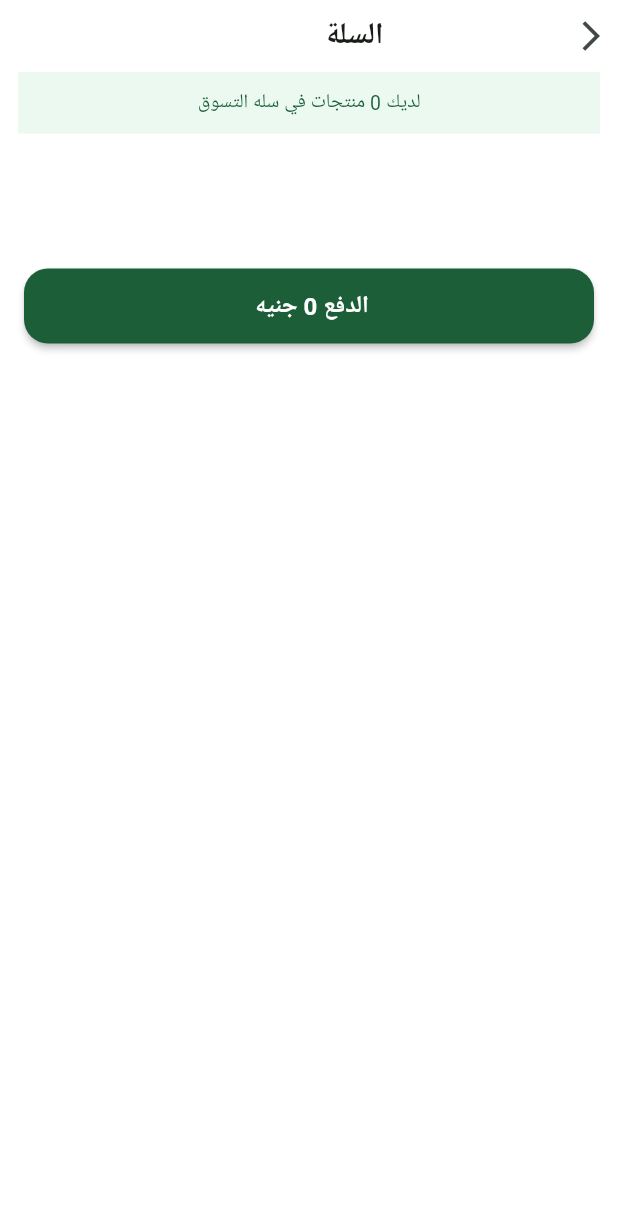
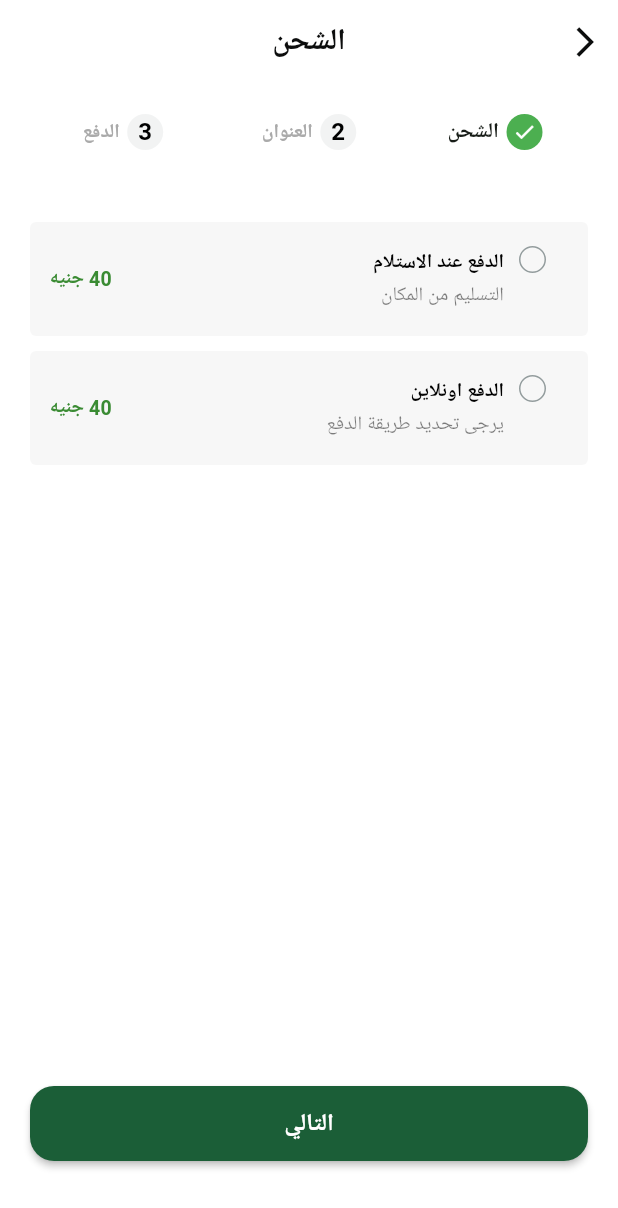
Before and after one commit to MohamedRafat-hub/malek-elfawakah, a Flutter app: the CartView screen opened directly, after a tap on an icon or button, on a phone screen of 412 x 824 dp. Shown: the top 1208 px of the screen. Run offline on Flutter 3.47's test engine with Material 3 defaults, Android fonts, the phone set to English and light mode, and no system bars; our stand-ins replace bloc, cached_network_image, cloud_firestore, dartz, dots_indicator, equatable and 10 more; missing offline and left inert: flutter_facebook_auth, svg_image_provider; accounts and stored records are empty; Roboto replaces fonts that are missing (Cairo).

Commit message:
checkout feature ui done

```diff
--- /dev/null
+++ b/devtools_options.yaml
@@ -0,0 +1,3 @@
+description: This file stores settings for Dart & Flutter DevTools.
+documentation: https://docs.flutter.dev/tools/devtools/extensions#configure-extension-enablement-states
+extensions:
--- a/lib/core/helper_functions/on_generate_route.dart
+++ b/lib/core/helper_functions/on_generate_route.dart
@@ -3,6 +3,7 @@ import 'package:flutter/material.dart';
 import 'package:fruit_hub/features/auth/presentation/views/login_view.dart';
 import 'package:fruit_hub/features/auth/presentation/views/signup_view.dart';
 import 'package:fruit_hub/features/best_selling_fruits/presentation/views/best_selling_view.dart';
+import 'package:fruit_hub/features/checkout/presentation/views/checkout_view.dart';
 import 'package:fruit_hub/features/home/presentation/views/main_view.dart';
 import 'package:fruit_hub/features/home/presentation/views/widgets/home_view.dart';
 import 'package:fruit_hub/features/onboarding/presentation/views/onboarding_view.dart';
@@ -24,6 +25,8 @@ Route<dynamic>onGenerateRoute(RouteSettings settings) {
       return MaterialPageRoute(builder: (context) => BestSellingView());
     case HomeView.routeName:
       return MaterialPageRoute(builder: (context) => HomeView());
+    case CheckoutView.routeName:
+      return MaterialPageRoute(builder: (context) => CheckoutView());
     default:
       return MaterialPageRoute(builder: (context) => Scaffold());
   }
--- a/lib/features/auth/presentation/views/widgets/custom_text_form_field.dart
+++ b/lib/features/auth/presentation/views/widgets/custom_text_form_field.dart
@@ -37,7 +37,7 @@ class CustomTextFormField extends StatelessWidget {
               fontSize: 13,
               fontWeight: FontWeight.w700),
           filled: true,
-          fillColor: Color(0xFFE6E9E9),
+          fillColor: Color(0xFFF9FAFA),
           border: buildBorder(),
           enabledBorder: buildBorder()),
     );
--- /dev/null
+++ b/lib/features/checkout/presentation/views/checkout_view.dart
@@ -0,0 +1,18 @@
+import 'package:flutter/material.dart';
+import 'package:fruit_hub/features/checkout/presentation/views/widgets/checkout_app_bar.dart';
+import 'package:fruit_hub/features/checkout/presentation/views/widgets/checkout_view_body.dart';
+
+class CheckoutView extends StatelessWidget {
+  const CheckoutView({super.key});
+  static const routeName = 'Checkout View';
+  @override
+  Widget build(BuildContext context) {
+    return Scaffold(
+      appBar: checkoutAppBar(title: 'الشحن'),
+      body: Padding(
+        padding: const EdgeInsets.symmetric(horizontal: 20),
+        child: CheckoutViewBody(),
+      ),
+    );
+  }
+}
--- /dev/null
+++ b/lib/features/checkout/presentation/views/widgets/active_step_item.dart
@@ -0,0 +1,32 @@
+import 'package:flutter/material.dart';
+import 'package:gap/gap.dart';
+
+class ActiveStepItem extends StatelessWidget {
+  const ActiveStepItem({super.key, required this.stepName});
+  final String stepName;
+  @override
+  Widget build(BuildContext context) {
+    return Row(
+      mainAxisAlignment: MainAxisAlignment.center,
+      children: [
+        CircleAvatar(
+          radius: 12,
+          backgroundColor: Colors.green,
+          child: const Icon(
+            Icons.check,
+            color: Colors.white,
+            size: 16,
+          ),
+        ),
+        const SizedBox(width: 5),
+         Text(
+          stepName,
+          style: TextStyle(
+            fontSize: 14,
+            fontWeight: FontWeight.bold,
+          ),
+        ),
+      ],
+    );
+  }
+}
--- /dev/null
+++ b/lib/features/checkout/presentation/views/widgets/checkout_app_bar.dart
@@ -0,0 +1,22 @@
+import 'package:flutter/material.dart';
+
+import '../../../../../core/widgets/custom_text.dart';
+
+AppBar checkoutAppBar({required String title}) {
+  return AppBar(
+    backgroundColor: Colors.transparent,
+    leading: IconButton(
+      onPressed: () {},
+      icon: const Icon(
+        Icons.arrow_back_ios,
+        color: Color(0xFF0C0D0D),
+      ),
+    ),
+    centerTitle: true,
+    title: CustomText(
+        text: title,
+        fontSize: 20,
+        fontWeight: FontWeight.w700,
+        color: const Color(0xFF0C0D0D)),
+  );
+}
--- /dev/null
+++ b/lib/features/checkout/presentation/views/widgets/checkout_page_view.dart
@@ -0,0 +1,37 @@
+import 'package:flutter/material.dart';
+import 'package:fruit_hub/features/checkout/presentation/views/widgets/address_input_section.dart';
+import 'package:fruit_hub/features/checkout/presentation/views/widgets/payment_section.dart';
+import 'package:fruit_hub/features/checkout/presentation/views/widgets/shipping_section.dart';
+
+class CheckoutPageView extends StatefulWidget {
+  const CheckoutPageView({super.key, required this.pageController});
+  final PageController pageController;
+
+  @override
+  State<CheckoutPageView> createState() => _CheckoutPageViewState();
+}
+
+class _CheckoutPageViewState extends State<CheckoutPageView> {
+  @override
+  Widget build(BuildContext context) {
+    return Expanded(
+      child: Padding(
+        padding: const EdgeInsets.symmetric(vertical: 16),
+        child: PageView.builder(
+            controller: widget.pageController,
+            itemCount: getPages().length,
+            physics: NeverScrollableScrollPhysics(),
+            itemBuilder: (context , index){
+              return getPages()[index];
+            }),
+      ),
+    );
+  }
+  List<Widget>getPages(){
+    return [
+      ShippingSection(),
+      AddressInputSection(),
+      PaymentSection(),
+    ];
+  }
+}
--- /dev/null
+++ b/lib/features/checkout/presentation/views/widgets/checkout_steps.dart
@@ -0,0 +1,41 @@
+import 'dart:developer';
+
+import 'package:flutter/material.dart';
+import 'package:fruit_hub/features/checkout/presentation/views/widgets/step_item.dart';
+
+class CheckoutSteps extends StatelessWidget {
+  const CheckoutSteps(
+      {super.key,
+      required this.currentPageIndex,
+      required this.pageController});
+
+  final int currentPageIndex;
+  final PageController pageController;
+
+  @override
+  Widget build(BuildContext context) {
+    return Row(
+        children: List.generate(
+            getStepsNames().length,
+            (index) => Expanded(
+                    child: GestureDetector(
+                  onTap: () {
+                    pageController.animateToPage(index,
+                        duration: Duration(milliseconds: 300),
+                        curve: Curves.easeInOut);
+                  },
+                  child: StepItem(
+                      index: index + 1,
+                      stepName: getStepsNames()[index],
+                      isActive: currentPageIndex >= index),
+                ))));
+  }
+
+  List<String> getStepsNames() {
+    return [
+      'الشحن',
+      'العنوان',
+      'الدفع',
+    ];
+  }
+}
--- /dev/null
+++ b/lib/features/checkout/presentation/views/widgets/checkout_view_body.dart
@@ -0,0 +1,70 @@
+import 'package:flutter/material.dart';
+import 'package:fruit_hub/core/widgets/custom_material_button.dart';
+import 'package:gap/gap.dart';
+import 'checkout_page_view.dart';
+import 'checkout_steps.dart';
+
+class CheckoutViewBody extends StatefulWidget {
+  const CheckoutViewBody({super.key});
+
+  @override
+  State<CheckoutViewBody> createState() => _CheckoutViewBodyState();
+}
+
+class _CheckoutViewBodyState extends State<CheckoutViewBody> {
+  late PageController pageController;
+  int currentPageIndex = 0;
+
+  @override
+  void initState() {
+    pageController = PageController();
+    pageController.addListener((){
+      setState(() {
+        currentPageIndex = pageController.page!.round();
+      });
+    });
+    super.initState();
+  }
+
+  @override
+  void dispose() {
+    pageController.dispose();
+    super.dispose();
+  }
+
+  @override
+  Widget build(BuildContext context) {
+    return Column(
+      children: [
+        Gap(20),
+        CheckoutSteps(
+          currentPageIndex: currentPageIndex,
+          pageController: pageController,
+        ),
+        CheckoutPageView(
+          pageController: pageController,
+        ),
+        CustomMaterialButton(
+            buttonName: getNextButtonText(),
+            onPressed: () {
+              pageController.nextPage(
+                  duration: Duration(milliseconds: 150),
+                  curve: Curves.easeInOut);
+            }),
+        Gap(50),
+      ],
+    );
+  }
+  String getNextButtonText(){
+    switch(currentPageIndex){
+      case 0:
+        return 'التالي';
+      case 1:
+        return 'التالي';
+      case 2:
+        return 'الدفع باستخدام PayPal';
+       default:
+         return 'التالي';
+    }
+  }
+}
--- /dev/null
+++ b/lib/features/checkout/presentation/views/widgets/in_active_step_item.dart
@@ -0,0 +1,35 @@
+import 'package:flutter/material.dart';
+import 'package:gap/gap.dart';
+
+class InActiveStepItem extends StatelessWidget {
+  const InActiveStepItem({super.key, required this.index, required this.stepName});
+  final int index;
+  final String stepName;
+  @override
+  Widget build(BuildContext context) {
+    return Row(
+      mainAxisAlignment: MainAxisAlignment.center,
+      children: [
+        CircleAvatar(
+          radius: 12,
+          backgroundColor: Color(0xFFF2F3F3),
+          child:  Text(
+            '$index',
+            style: TextStyle(color: Colors.black, fontSize: 16, fontWeight: FontWeight.bold),
+          ),
+        ),
+        Gap(5),
+        Text(
+          stepName,
+          style: TextStyle(
+            color: const Color(0xFFAAAAAA),
+            fontSize: 13,
+            fontFamily: 'Cairo',
+            fontWeight: FontWeight.w600,
+            height: 1.70,
+          ),
+        )
+      ],
+    );
+  }
+}
--- /dev/null
+++ b/lib/features/checkout/presentation/views/widgets/shipping_item.dart
@@ -0,0 +1,114 @@
+import 'package:flutter/material.dart';
+import 'package:fruit_hub/core/utils/app_colors.dart';
+import 'package:gap/gap.dart';
+
+class ShippingItem extends StatelessWidget {
+   ShippingItem({super.key, required this.title, required this.subTitle, required this.price , this.onTap , required this.isSelected});
+  final String title , subTitle , price;
+  void Function()? onTap;
+  bool isSelected;
+  @override
+  Widget build(BuildContext context) {
+    return IntrinsicHeight(
+      child: GestureDetector(
+        onTap: onTap,
+        child: AnimatedContainer(
+          duration: Duration(milliseconds: 300),
+          padding: const EdgeInsets.only(
+            top: 16,
+            left: 13,
+            right: 28,
+            bottom: 16,
+          ),
+          clipBehavior: Clip.antiAlias,
+          decoration:isSelected ? BoxDecoration(
+            color: Colors.white,
+            borderRadius: BorderRadius.circular(4),
+            border: Border.all(
+              width: 1,
+              color: const Color(0xFF3A8B33) /* Green-700 */,
+            ),
+          ): ShapeDecoration(
+            color: const Color(0x33D9D9D9),
+            shape: RoundedRectangleBorder(borderRadius: BorderRadius.circular(4)),
+          ),
+          child: Row(
+            crossAxisAlignment: CrossAxisAlignment.start,
+            children: [
+              isSelected ? Container(
+                width: 18,
+                height: 18,
+                padding: EdgeInsets.all(3), // المسافة بين اللون والبوردر
+                decoration: ShapeDecoration(
+                  shape: OvalBorder(
+                    side: BorderSide(
+                      width: 1,
+                      color: Colors.grey, // البوردر الخارجي
+                    ),
+                  ),
+                ),
+                child: Container(
+                  decoration: ShapeDecoration(
+                    color: AppColors.primaryColor, // اللون الداخلي
+                    shape: OvalBorder(),
+                  ),
+                ),
+              ) :Container(
+                width: 18,
+                height: 18,
+                decoration: ShapeDecoration(
+                  shape: OvalBorder(
+                    side: BorderSide(
+                      width: 1,
+                      color: const Color(0xFF949D9E) /* Grayscale-400 */,
+                    ),
+                  ),
+                ),
+              ),
+              Gap(10),
+              Column(
+                crossAxisAlignment: CrossAxisAlignment.start,
+                children: [
+                  Text(
+                    title,
+                    style: TextStyle(
+                      color: Colors.black,
+                      fontSize: 13,
+                      fontFamily: 'Cairo',
+                      fontWeight: FontWeight.w600,
+                      height: 1.70,
+                    ),
+                  ),
+                  Text(
+                    subTitle,
+                    textAlign: TextAlign.right,
+                    style: TextStyle(
+                      color: Colors.black.withValues(alpha: 0.50),
+                      fontSize: 13,
+                      fontFamily: 'Cairo',
+                      fontWeight: FontWeight.w400,
+                      height: 1.60,
+                    ),
+                  ),
+                ],
+              ),
+              Spacer(),
+              Center(
+                child: Text(
+                  '$price جنيه',
+                  style: TextStyle(
+                    color: const Color(0xFF3A8B33),
+                    fontSize: 13,
+                    fontFamily: 'Cairo',
+                    fontWeight: FontWeight.w700,
+                  ),
+                ),
+              )
+            ],
+          ),
+
+        ),
+      ),
+    );
+  }
+}
--- /dev/null
+++ b/lib/features/checkout/presentation/views/widgets/shipping_section.dart
@@ -0,0 +1,49 @@
+
+import 'dart:developer';
+
+import 'package:flutter/material.dart';
+import 'package:fruit_hub/features/checkout/presentation/views/widgets/shipping_item.dart';
+import 'package:gap/gap.dart';
+
+class ShippingSection extends StatefulWidget {
+  const ShippingSection({super.key});
+
+  @override
+  State<ShippingSection> createState() => _ShippingSectionState();
+}
+
+class _ShippingSectionState extends State<ShippingSection> {
+  int selectedIndex = -1;
+
+  @override
+  Widget build(BuildContext context) {
+    return Column(
+      children: [
+        Gap(32),
+        ShippingItem(
+          title: 'الدفع عند الاستلام',
+          subTitle: 'التسليم من المكان',
+          price: '40',
+          isSelected: selectedIndex == 0,
+          onTap: (){
+            setState(() {
+              selectedIndex = 0;
+            });
+          },
+        ),
+        Gap(10),
+        ShippingItem(
+          title: 'الدفع اونلاين',
+          subTitle: 'يرجى تحديد طريقة الدفع',
+          price: '40',
+          isSelected: selectedIndex == 1,
+          onTap: (){
+            setState(() {
+              selectedIndex = 1;
+            });
+          },
+        ),
+      ],
+    );
+  }
+}
--- /dev/null
+++ b/lib/features/checkout/presentation/views/widgets/step_item.dart
@@ -0,0 +1,29 @@
+import 'package:flutter/material.dart';
+import 'package:fruit_hub/features/checkout/presentation/views/widgets/active_step_item.dart';
+
+import 'in_active_step_item.dart';
+
+class StepItem extends StatelessWidget {
+  const StepItem(
+      {super.key,
+      required this.index,
+      required this.stepName,
+      required this.isActive});
+
+  final int index;
+  final String stepName;
+  final bool isActive;
+
+  @override
+  Widget build(BuildContext context) {
+    return AnimatedCrossFade(
+        firstChild: InActiveStepItem(
+          index: index,
+          stepName: stepName,
+        ),
+        secondChild: ActiveStepItem(stepName: stepName),
+        crossFadeState:
+            isActive ? CrossFadeState.showSecond : CrossFadeState.showFirst,
+        duration: Duration(milliseconds: 300));
+  }
+}
--- a/lib/features/home/presentation/views/widgets/payment_button.dart
+++ b/lib/features/home/presentation/views/widgets/payment_button.dart
@@ -1,5 +1,6 @@
 import 'package:flutter/material.dart';
 import 'package:flutter_bloc/flutter_bloc.dart';
+import 'package:fruit_hub/features/checkout/presentation/views/checkout_view.dart';
 
 import '../../../../../core/widgets/custom_material_button.dart';
 import '../../managers/cartCubit/cart_cubit.dart';
@@ -17,7 +18,9 @@ class PaymentButton extends StatelessWidget {
         return CustomMaterialButton(
           buttonName:
           'الدفع ${context.watch<CartCubit>().cartEntity.calculateTotalPrice()} جنيه ',
-          onPressed: () {},
+          onPressed: () {
+            Navigator.pushNamed(context, CheckoutView.routeName);
+          },
         );
       },
     );
```
Also changed, not shown: lib/core/utils/app_decoration.dart (added, +8 -0 lines), lib/features/checkout/presentation/views/widgets/address_input_section.dart (added, +23 -0 lines), lib/features/checkout/presentation/views/widgets/order_summary_widget.dart (added, +103 -0 lines), lib/features/checkout/presentation/views/widgets/payment_item.dart (added, +32 -0 lines), lib/features/checkout/presentation/views/widgets/payment_section.dart (added, +21 -0 lines), lib/generated/assets.dart.
